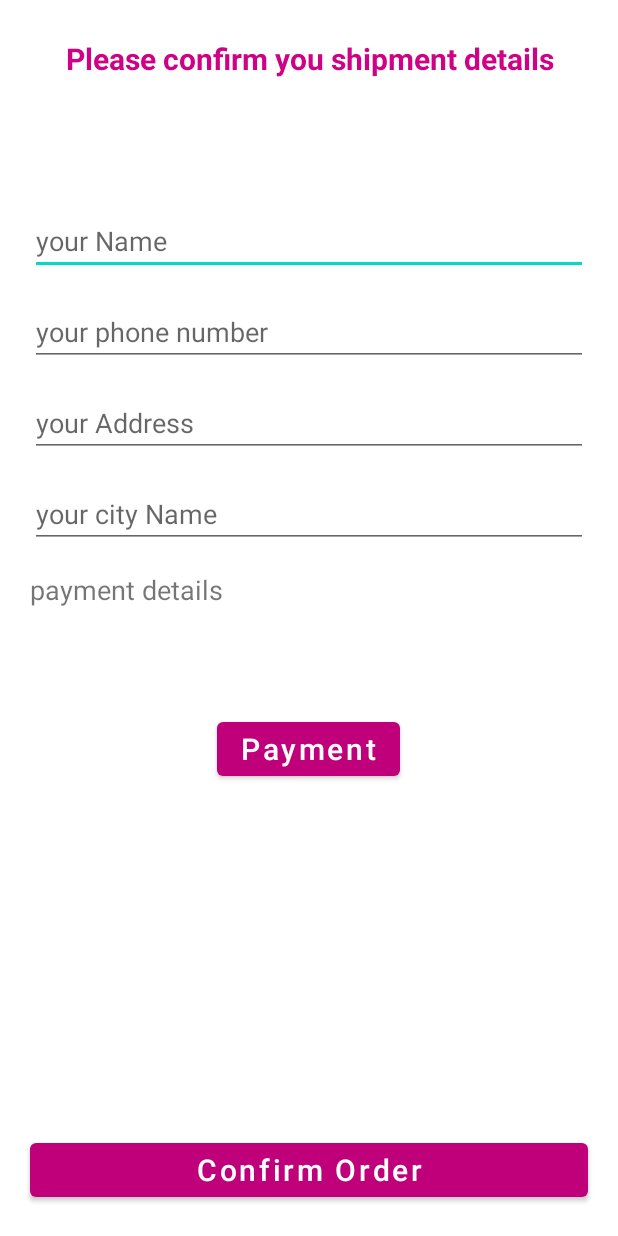
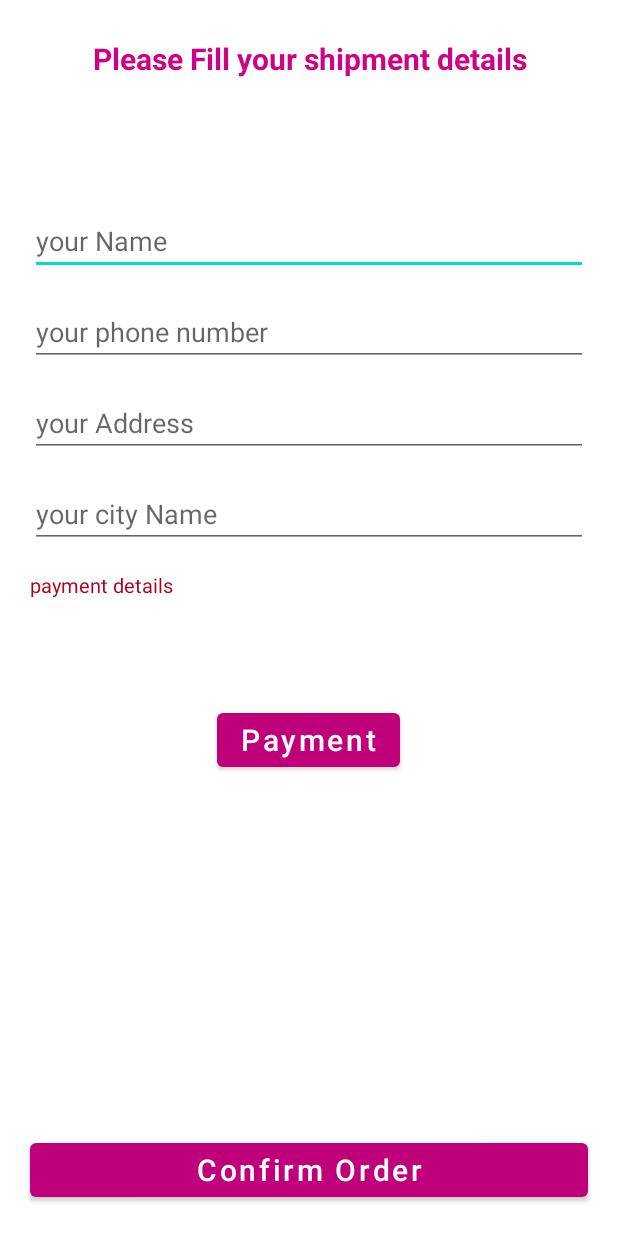
Before and after one commit to Avinash19042002/myMall-App, an Android app: the layout activity_confirm_final_order.xml on its own in the app's theme, with its tools: preview values and no code run, on a phone screen of 412 x 824 dp. Run offline under Robolectric (Android 15) with nearby library versions, the phone set to English and light mode, and no system bars.

Commit message:
MyMall App

```diff
--- a/app/src/main/res/layout/activity_confirm_final_order.xml
+++ b/app/src/main/res/layout/activity_confirm_final_order.xml
@@ -9,7 +9,7 @@
     android:id="@+id/txt"
     android:layout_width="match_parent"
     android:layout_height="wrap_content"
-    android:text="Please confirm you shipment details"
+    android:text="Please Fill your shipment details"
     android:textSize="20dp"
     android:textStyle="bold"
     android:layout_margin="25dp"
@@ -65,8 +65,9 @@
         android:layout_marginTop="15dp"
         android:layout_marginLeft="20dp"
         android:layout_marginRight="20dp"
+        android:textColor="@color/design_default_color_error"
         android:text="payment details"
-        android:textSize="18dp"
+        android:textSize="13dp"
         />
     <Button
         android:id="@+id/pay_btn"
```
Also changed, not shown: app/src/main/java/com/example/android/mymall/ConfirmFinalOrderActivity.java (+10 -2 lines).
